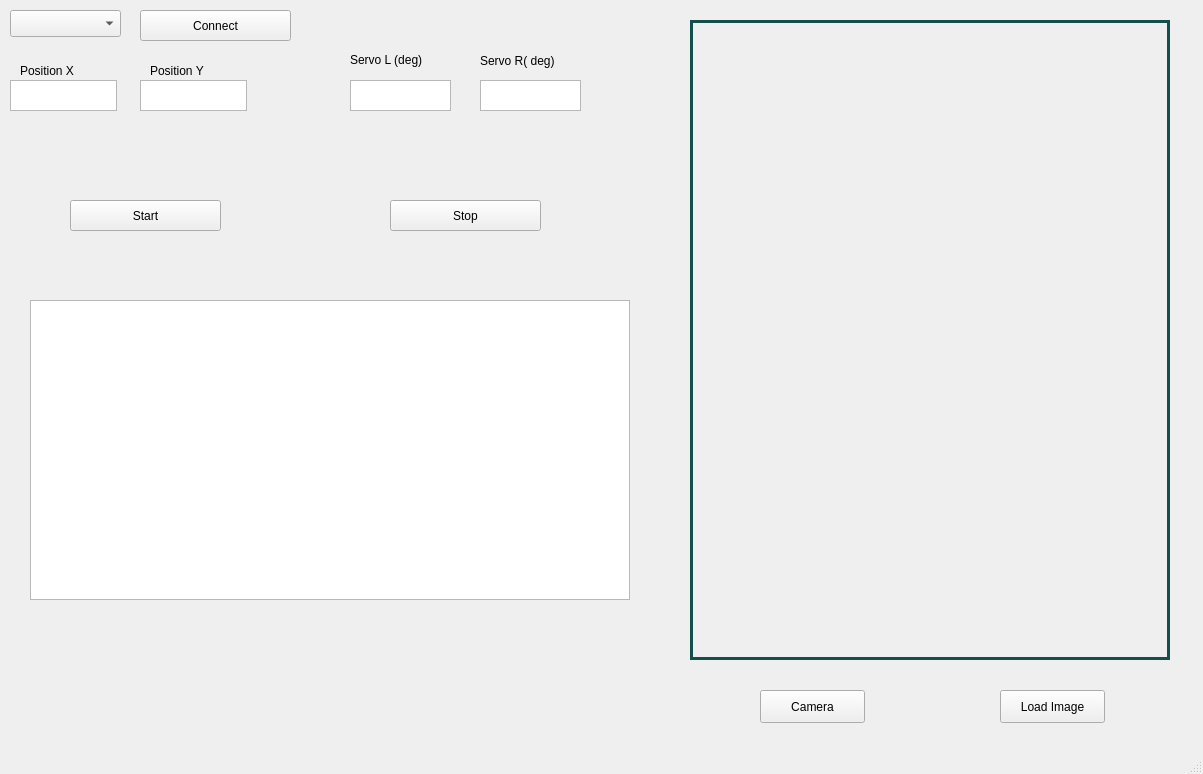
This is MainWindow.ui in minghuaw/MECH423_Project as Qt 5 draws it before an edit. The edited form follows.
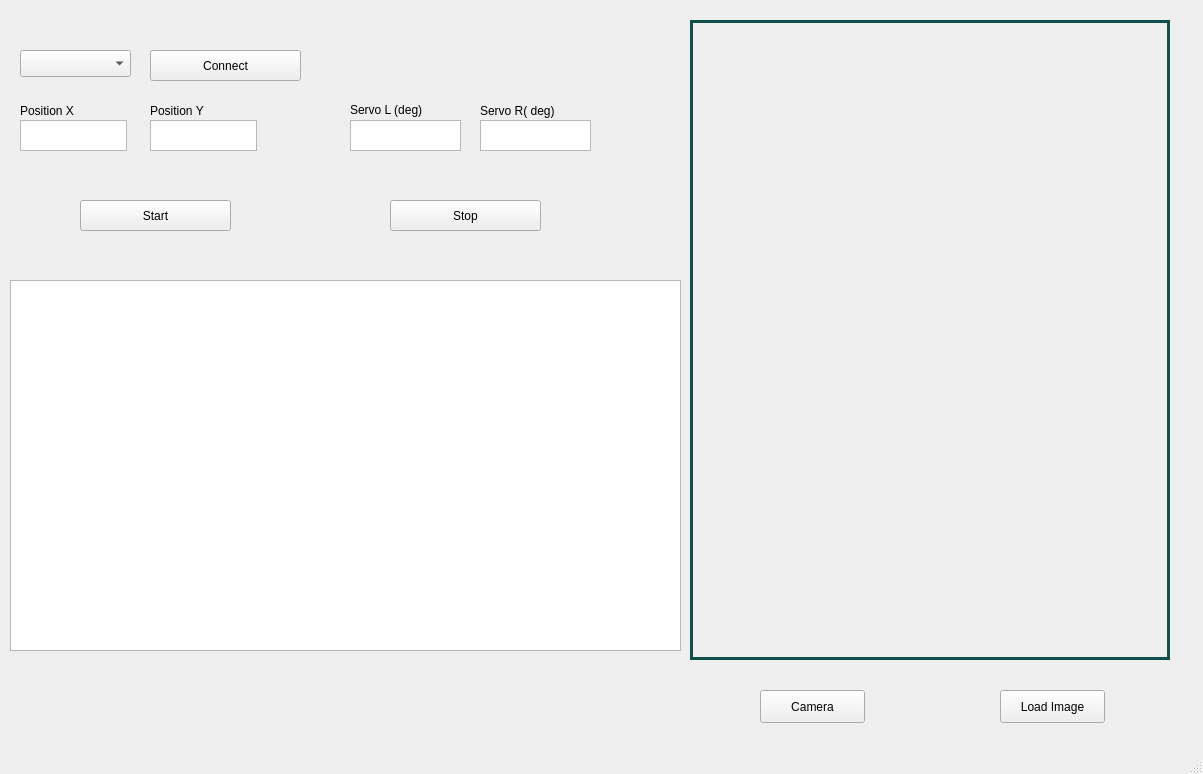
This is the edited form. Custom widgets are drawn as their Qt base class.

Diff of the .ui file:
```diff
--- a/MainWindow.ui
+++ b/MainWindow.ui
@@ -17,7 +17,7 @@
    <widget class="QPushButton" name="btnStart">
     <property name="geometry">
      <rect>
-      <x>70</x>
+      <x>80</x>
       <y>200</y>
       <width>151</width>
       <height>31</height>
@@ -31,7 +31,7 @@
     <property name="geometry">
      <rect>
       <x>350</x>
-      <y>50</y>
+      <y>100</y>
       <width>111</width>
       <height>20</height>
      </rect>
@@ -44,7 +44,7 @@
     <property name="geometry">
      <rect>
       <x>480</x>
-      <y>50</y>
+      <y>100</y>
       <width>111</width>
       <height>21</height>
      </rect>
@@ -57,8 +57,8 @@
     <property name="geometry">
      <rect>
       <x>350</x>
-      <y>80</y>
-      <width>101</width>
+      <y>120</y>
+      <width>111</width>
       <height>31</height>
      </rect>
     </property>
@@ -67,8 +67,8 @@
     <property name="geometry">
      <rect>
       <x>480</x>
-      <y>80</y>
-      <width>101</width>
+      <y>120</y>
+      <width>111</width>
       <height>31</height>
      </rect>
     </property>
@@ -76,8 +76,8 @@
    <widget class="QPushButton" name="btnConnect">
     <property name="geometry">
      <rect>
-      <x>140</x>
-      <y>10</y>
+      <x>150</x>
+      <y>50</y>
       <width>151</width>
       <height>31</height>
      </rect>
@@ -89,8 +89,8 @@
    <widget class="QComboBox" name="cmbPorts">
     <property name="geometry">
      <rect>
-      <x>10</x>
-      <y>10</y>
+      <x>20</x>
+      <y>50</y>
       <width>111</width>
       <height>27</height>
      </rect>
@@ -100,7 +100,7 @@
     <property name="geometry">
      <rect>
       <x>20</x>
-      <y>60</y>
+      <y>100</y>
       <width>91</width>
       <height>21</height>
      </rect>
@@ -113,7 +113,7 @@
     <property name="geometry">
      <rect>
       <x>150</x>
-      <y>60</y>
+      <y>100</y>
       <width>91</width>
       <height>21</height>
      </rect>
@@ -125,8 +125,8 @@
    <widget class="QTextEdit" name="txtPosX">
     <property name="geometry">
      <rect>
-      <x>10</x>
-      <y>80</y>
+      <x>20</x>
+      <y>120</y>
       <width>107</width>
       <height>31</height>
      </rect>
@@ -135,8 +135,8 @@
    <widget class="QTextEdit" name="txtPosY">
     <property name="geometry">
      <rect>
-      <x>140</x>
-      <y>80</y>
+      <x>150</x>
+      <y>120</y>
       <width>107</width>
       <height>31</height>
      </rect>
@@ -145,10 +145,10 @@
    <widget class="PlotWidget" name="grpPlot">
     <property name="geometry">
      <rect>
-      <x>30</x>
-      <y>300</y>
-      <width>600</width>
-      <height>300</height>
+      <x>10</x>
+      <y>280</y>
+      <width>671</width>
+      <height>371</height>
      </rect>
     </property>
     <property name="mouseTracking">
```
